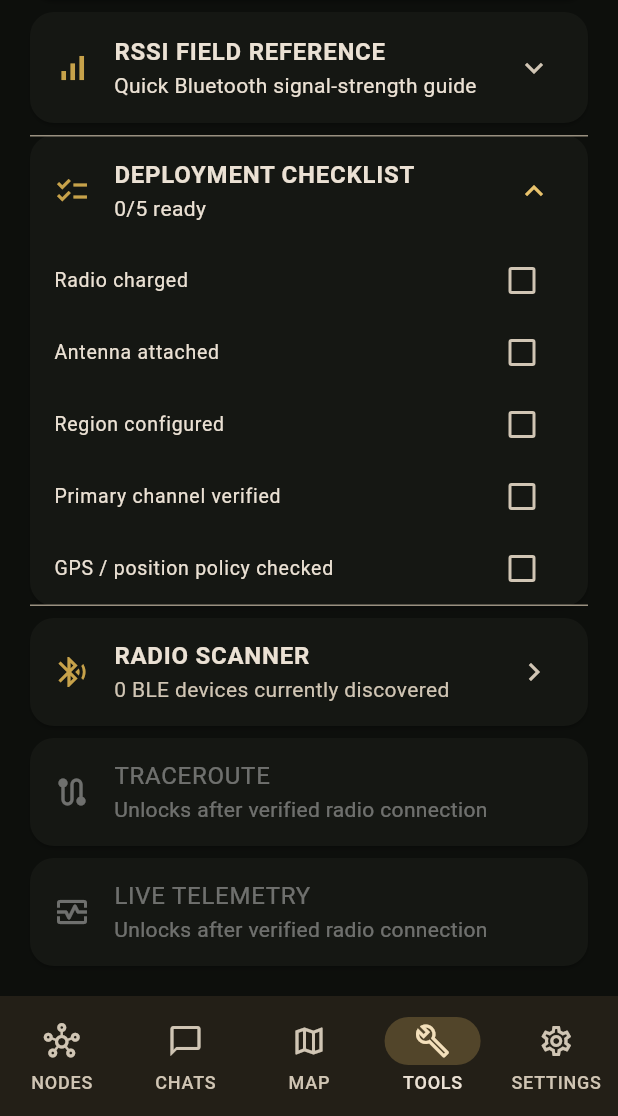
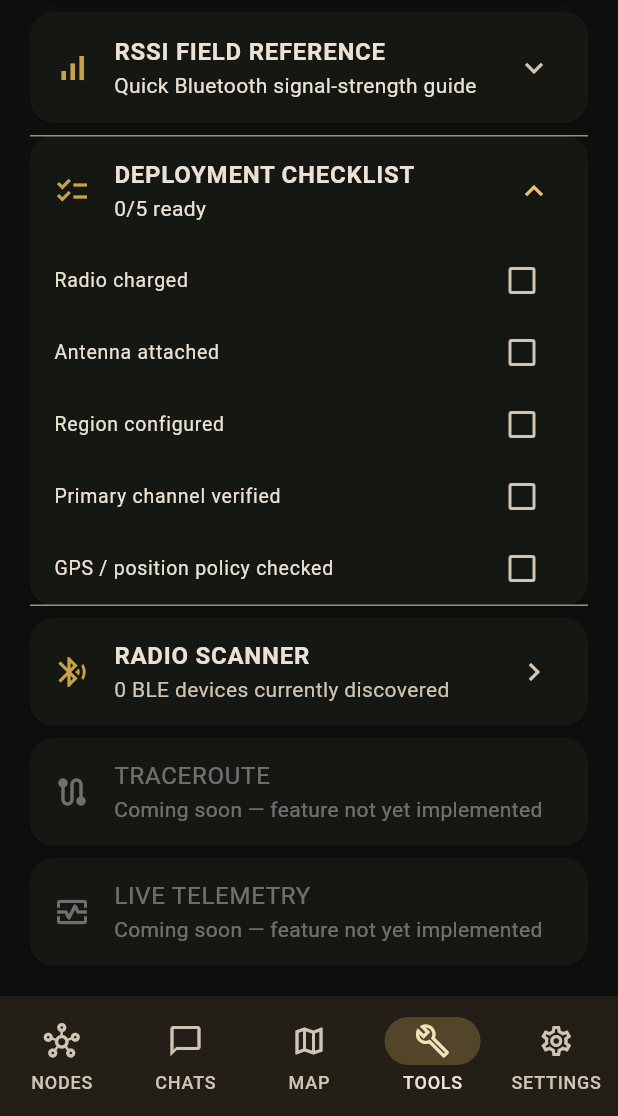
Before and after one commit to BastionMeshApp/notoryx-connect, a Flutter app: the screen it shows after launch, item 4 of the bottom bar chosen, scrolled down 203 dp, on a phone screen of 412 x 824 dp, the part 120-1236 px from its top. Run offline on Flutter 3.47's test engine with Material 3 defaults, Android fonts, the phone set to English and light mode, and no system bars; our stand-ins replace shared_preferences; missing offline and left inert: universal_ble.

Commit message:
Show verified radio as CONNECTED and clarify unavailable field tools

```diff
--- a/lib/main.dart
+++ b/lib/main.dart
@@ -385,13 +385,13 @@ class _ChatsPageState extends State<_ChatsPage> {
             title: 'COMMS',
             detail: connected
                 ? 'Live Meshtastic messaging is ready.'
-                : 'Messages can be queued offline and send automatically when the radio reaches READY.',
+                : 'Messages can be queued offline and send automatically when the radio is connected.',
           ),
           const SizedBox(height: 12),
           Row(children: [
             Expanded(child: _Stat(
               label: 'LINK',
-              value: connected ? 'READY' : 'OFFLINE',
+              value: connected ? 'CONNECTED' : 'OFFLINE',
             )),
             const SizedBox(width: 10),
             Expanded(child: _Stat(
@@ -691,9 +691,9 @@ class _ToolsPageState extends State<_ToolsPage> {
         onTap: widget.discovery.scanning ? null : widget.discovery.scan,
       )),
       const Card(child: ListTile(enabled: false, leading: Icon(Icons.route),
-        title: Text('TRACEROUTE'), subtitle: Text('Unlocks after verified radio connection'))),
+        title: Text('TRACEROUTE'), subtitle: Text('Coming soon — feature not yet implemented'))),
       const Card(child: ListTile(enabled: false, leading: Icon(Icons.monitor_heart_outlined),
-        title: Text('LIVE TELEMETRY'), subtitle: Text('Unlocks after verified radio connection'))),
+        title: Text('LIVE TELEMETRY'), subtitle: Text('Coming soon — feature not yet implemented'))),
     ],
   );
 }
@@ -852,6 +852,6 @@ String _connectionLabel(MeshtasticConnectionState state) => switch (state) {
   MeshtasticConnectionState.connecting => 'CONNECTING',
   MeshtasticConnectionState.connected => 'CONNECTED',
   MeshtasticConnectionState.synchronizing => 'SYNCING',
-  MeshtasticConnectionState.ready => 'READY',
+  MeshtasticConnectionState.ready => 'CONNECTED',
   MeshtasticConnectionState.error => 'ERROR',
 };
```
